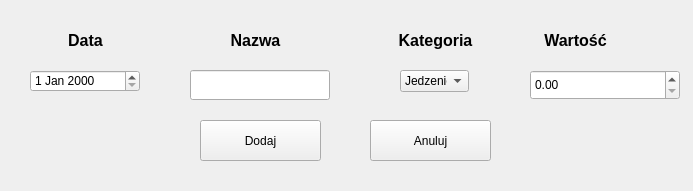
The window that src/gui/add_window.ui (kkamczak/Budget_Management) describes before a commit, drawn with Qt 5.
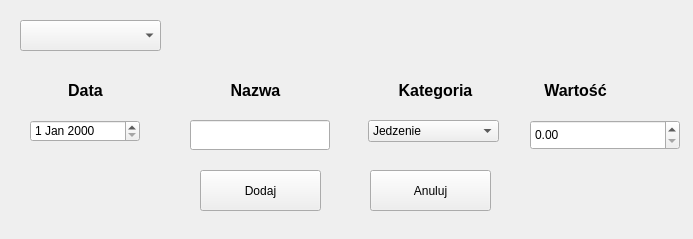
The same window after the commit.

Commit message: Update: -from now u can sort and edit revenues table -added month choose that changes start and end date

The edit to the form file:
```diff
--- a/src/gui/add_window.ui
+++ b/src/gui/add_window.ui
@@ -7,7 +7,7 @@
     <x>0</x>
     <y>0</y>
     <width>693</width>
-    <height>191</height>
+    <height>239</height>
    </rect>
   </property>
   <property name="windowTitle">
@@ -17,7 +17,7 @@
    <property name="geometry">
     <rect>
      <x>200</x>
-     <y>120</y>
+     <y>170</y>
      <width>121</width>
      <height>41</height>
     </rect>
@@ -30,7 +30,7 @@
    <property name="geometry">
     <rect>
      <x>370</x>
-     <y>120</y>
+     <y>170</y>
      <width>121</width>
      <height>41</height>
     </rect>
@@ -43,7 +43,7 @@
    <property name="geometry">
     <rect>
      <x>210</x>
-     <y>30</y>
+     <y>80</y>
      <width>91</width>
      <height>21</height>
     </rect>
@@ -66,7 +66,7 @@
    <property name="geometry">
     <rect>
      <x>390</x>
-     <y>30</y>
+     <y>80</y>
      <width>91</width>
      <height>21</height>
     </rect>
@@ -89,7 +89,7 @@
    <property name="geometry">
     <rect>
      <x>530</x>
-     <y>30</y>
+     <y>80</y>
      <width>91</width>
      <height>21</height>
     </rect>
@@ -112,7 +112,7 @@
    <property name="geometry">
     <rect>
      <x>40</x>
-     <y>30</y>
+     <y>80</y>
      <width>91</width>
      <height>21</height>
     </rect>
@@ -135,7 +135,7 @@
    <property name="geometry">
     <rect>
      <x>30</x>
-     <y>70</y>
+     <y>120</y>
      <width>110</width>
      <height>22</height>
     </rect>
@@ -144,9 +144,9 @@
   <widget class="QComboBox" name="category_edit">
    <property name="geometry">
     <rect>
-     <x>400</x>
-     <y>70</y>
-     <width>69</width>
+     <x>368</x>
+     <y>120</y>
+     <width>131</width>
      <height>22</height>
     </rect>
    </property>
@@ -175,7 +175,7 @@
    <property name="geometry">
     <rect>
      <x>190</x>
-     <y>70</y>
+     <y>120</y>
      <width>140</width>
      <height>30</height>
     </rect>
@@ -185,12 +185,29 @@
    <property name="geometry">
     <rect>
      <x>530</x>
-     <y>70</y>
+     <y>120</y>
      <width>150</width>
      <height>30</height>
     </rect>
    </property>
   </widget>
+  <widget class="QComboBox" name="type_choose">
+   <property name="geometry">
+    <rect>
+     <x>20</x>
+     <y>20</y>
+     <width>141</width>
+     <height>31</height>
+    </rect>
+   </property>
+   <property name="font">
+    <font>
+     <pointsize>12</pointsize>
+     <weight>75</weight>
+     <bold>true</bold>
+    </font>
+   </property>
+  </widget>
  </widget>
  <resources/>
  <connections/>
```
The commit also changes 8 other files.
